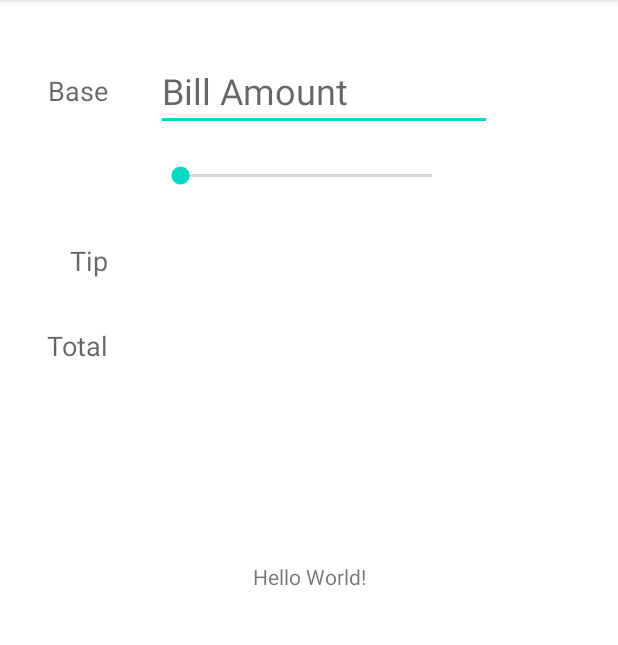
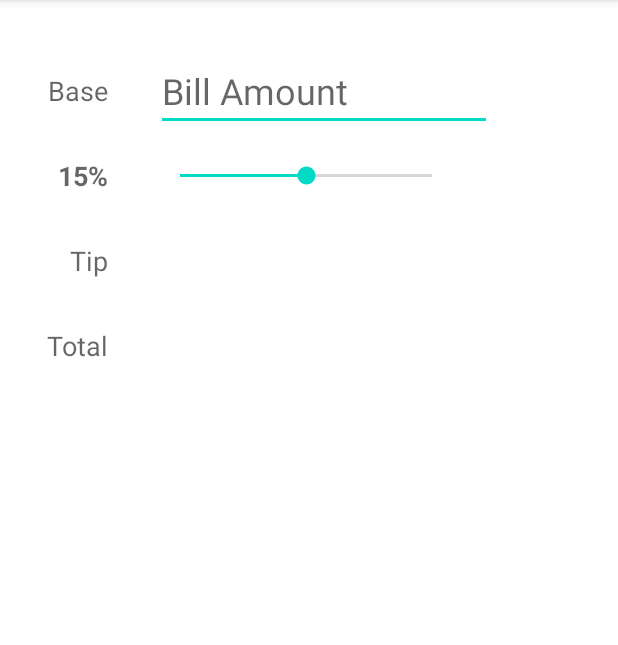
Before and after one commit to Celestial-Nuthawk/Tippy, an Android app: the screen it shows after launch (MainActivity), on a phone screen of 412 x 824 dp, the part 84-729 px from its top. Run offline under Robolectric (Android 15) with nearby library versions, the phone set to English and light mode, and no system bars.

```diff
--- a/app/src/main/java/com/example/tippy/MainActivity.kt
+++ b/app/src/main/java/com/example/tippy/MainActivity.kt
@@ -2,10 +2,76 @@ package com.example.tippy
 
 import androidx.appcompat.app.AppCompatActivity
 import android.os.Bundle
+import android.text.Editable
+import android.text.TextWatcher
+import android.util.Log
+import android.widget.EditText
+import android.widget.SeekBar
+import android.widget.TextView
+
+private const val TAG = "MainActivity"
+private const val INITIAL_TIP_PERCENT = 15
 
 class MainActivity : AppCompatActivity() {
+
+    private lateinit var etBaseAmount: EditText
+    private lateinit var seekBarTip: SeekBar
+    private lateinit var tvTipPercentLabel: TextView
+    private lateinit var tvTipAmount: TextView
+    private lateinit var tvTotalAmount: TextView
+
     override fun onCreate(savedInstanceState: Bundle?) {
         super.onCreate(savedInstanceState)
         setContentView(R.layout.activity_main)
+        etBaseAmount = findViewById(R.id.etBaseAmount)
+        seekBarTip = findViewById(R.id.seekBarTip)
+        tvTipPercentLabel = findViewById(R.id.tvTipPercentLabel)
+        tvTipAmount = findViewById(R.id.tvTipAmount)
+        tvTotalAmount = findViewById(R.id.tvTotalAmount)
+
+        seekBarTip.progress = INITIAL_TIP_PERCENT
+        tvTipPercentLabel.text = "$INITIAL_TIP_PERCENT%"
+        seekBarTip.setOnSeekBarChangeListener(object: SeekBar.OnSeekBarChangeListener{
+
+            override fun onProgressChanged(seekBar: SeekBar?, progress: Int, fromUser: Boolean) {
+                Log.i(TAG, "onProgressChanged $progress")
+                tvTipPercentLabel.text = "$progress%"
+                computeTipAndTotal()
+            }
+
+            override fun onStartTrackingTouch(p0: SeekBar?) {
+            }
+
+            override fun onStopTrackingTouch(p0: SeekBar?) {
+            }
+
+        })
+
+        etBaseAmount.addTextChangedListener(object: TextWatcher{
+            override fun beforeTextChanged(p0: CharSequence?, p1: Int, p2: Int, p3: Int) {
+            }
+
+            override fun onTextChanged(p0: CharSequence?, p1: Int, p2: Int, p3: Int) {
+            }
+
+            override fun afterTextChanged(s: Editable?) {
+                Log.i(TAG, "afterTextChanged $s")
+                computeTipAndTotal()
+            }
+
+        })
+
+    }
+
+    private fun computeTipAndTotal() {
+        // 1. Get the value of the base and tip percent
+        val baseAmount = etBaseAmount.text.toString().toDouble()
+        val tipPercent = seekBarTip.progress.toString().toDouble()
+        // 2. Compute the tip and total
+        val tipAmount = baseAmount * tipPercent / 100
+        val totalAmount = baseAmount + tipAmount
+        // 3. Update the UI
+        tvTipAmount.text = tipAmount.toString()
+        tvTotalAmount.text = totalAmount.toString()
     }
 }
--- a/app/src/main/res/layout/activity_main.xml
+++ b/app/src/main/res/layout/activity_main.xml
@@ -7,14 +7,6 @@
     tools:context=".MainActivity">
 
     <!-- Views on the left side -->
-    <TextView
-        android:layout_width="wrap_content"
-        android:layout_height="wrap_content"
-        android:text="Hello World!"
-        app:layout_constraintBottom_toBottomOf="parent"
-        app:layout_constraintEnd_toEndOf="parent"
-        app:layout_constraintStart_toStartOf="parent"
-        app:layout_constraintTop_toTopOf="parent" />
 
     <TextView
         android:id="@+id/tvBaseLabel"
@@ -28,7 +20,7 @@
         app:layout_constraintTop_toTopOf="parent" />
 
     <TextView
-        android:id="@+id/tvPercentLabel"
+        android:id="@+id/tvTipPercentLabel"
         android:layout_width="wrap_content"
         android:layout_height="wrap_content"
         android:layout_marginTop="32dp"
@@ -45,8 +37,8 @@
         android:layout_marginTop="32dp"
         android:text="Tip"
         android:textAppearance="@style/TextAppearance.AppCompat.Medium"
-        app:layout_constraintEnd_toEndOf="@id/tvPercentLabel"
-        app:layout_constraintTop_toBottomOf="@+id/tvPercentLabel" />
+        app:layout_constraintEnd_toEndOf="@id/tvTipPercentLabel"
+        app:layout_constraintTop_toBottomOf="@+id/tvTipPercentLabel" />
 
     <TextView
         android:id="@+id/tvTotalLabel"
@@ -77,9 +69,9 @@
         android:layout_width="200dp"
         android:layout_height="wrap_content"
         android:max="30"
-        app:layout_constraintBottom_toBottomOf="@+id/tvPercentLabel"
+        app:layout_constraintBottom_toBottomOf="@+id/tvTipPercentLabel"
         app:layout_constraintStart_toStartOf="@+id/etBaseAmount"
-        app:layout_constraintTop_toTopOf="@+id/tvPercentLabel" />
+        app:layout_constraintTop_toTopOf="@+id/tvTipPercentLabel" />
 
     <TextView
         android:id="@+id/tvTipAmount"
```
